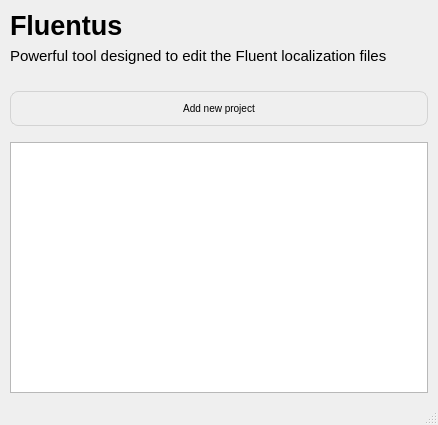
This is src/resource/ui/start_window.ui in m-xim/fluentus as Qt 5 draws it before an edit. The edited form follows.
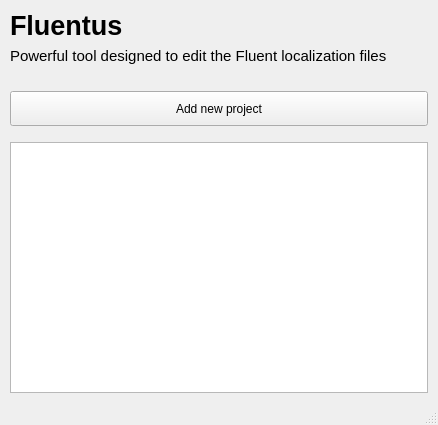
This is the edited form. Icons and pictures are not drawn.

Commit message: fix(ui): Update hover color for 'new_project' button and padding folder_button

The edit to the form file:
```diff
--- a/src/resource/ui/start_window.ui
+++ b/src/resource/ui/start_window.ui
@@ -85,12 +85,12 @@
       </property>
       <property name="styleSheet">
        <string notr="true">QPushButton {
-                font-size: 10px;
+                font-size: 12px;
                 /*text-align: left;
                 /*padding-top: 5px;*/
                 /*padding-bottom: 5px;*/
-                border: 1px solid #d3d3d3;
-                border-radius: 8px;
+                /*border: 1px solid #d3d3d3;
+                border-radius: 10px;*/
             }
 QPushButton:hover {
 	background-color: rgb(90, 90, 90);
```
Left out of the diff: 2 changed lines with no effect on the pictures. The commit also changes 1 other file.
